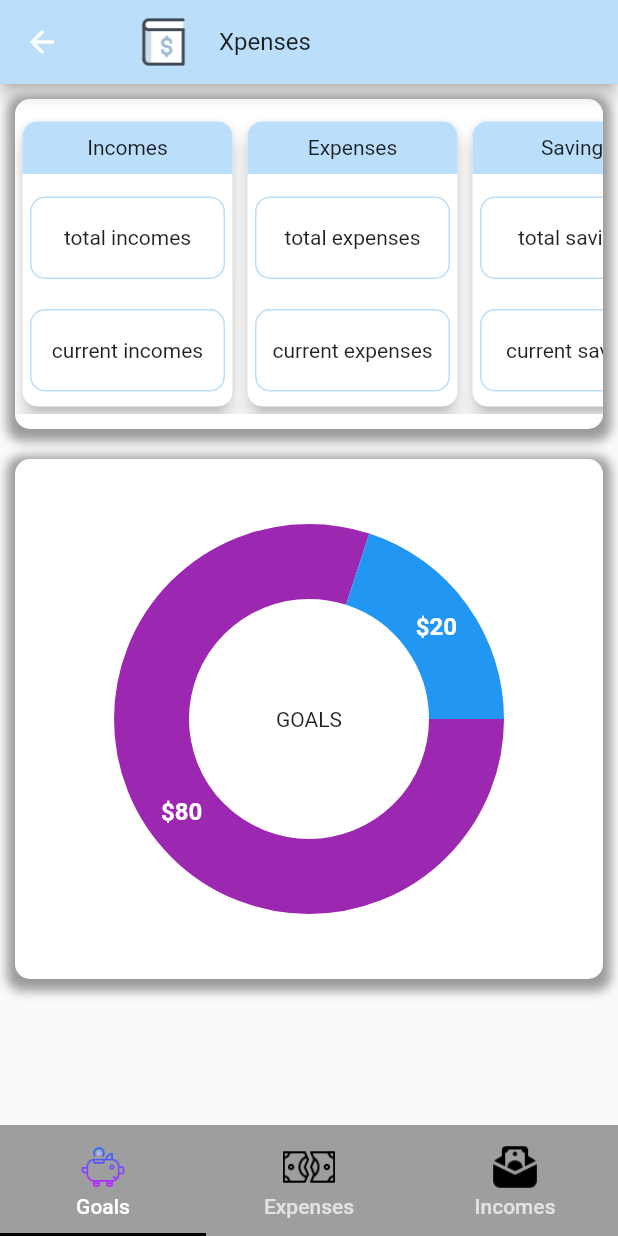
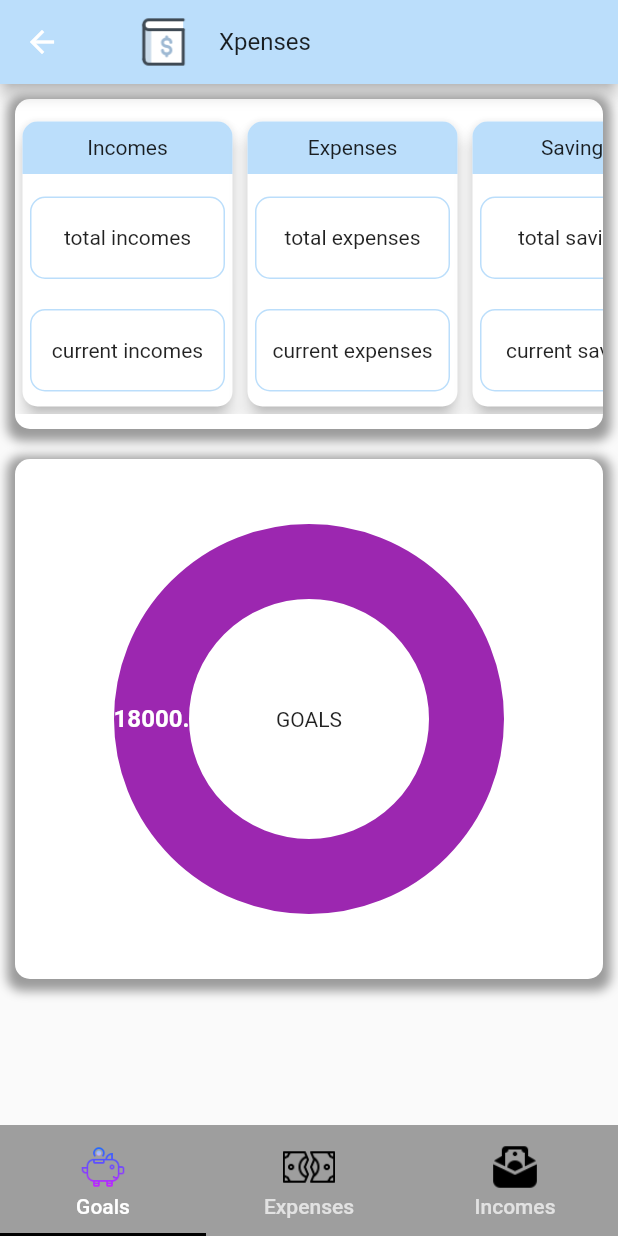
Before and after one commit to Ale6995/xpenses, a Flutter app: the screen it shows after launch, on a phone screen of 412 x 824 dp. Run offline on Flutter 3.47's test engine with Material 2 defaults, Android fonts, the phone set to English and light mode, and no system bars; drawn by our look-alikes of auto_size_text, fl_chart; our stand-ins replace cloud_firestore, firebase_core, get; missing offline and left inert: money2; accounts and stored records are empty.

Commit message:
vars goals

```diff
--- a/xpenses_app/lib/screens/goals/goals.dart
+++ b/xpenses_app/lib/screens/goals/goals.dart
@@ -89,9 +89,9 @@ class GoalsScreen extends StatelessWidget {
   }
 
   List<PieChartSectionData> showSections() {
-    var savins = 20;
-    var goal = 100;
-    var goalEarned = goal - savins;
+    var savins = controller.currentSavings;
+    var goal = 18000;
+    var goalEarned = (goal - savins).isNegative ? 0 : goal - savins;
     return List.generate(2, (i) {
       final isTouched = false;
       final fontSize = isTouched ? 25.0 : 16.0;
```
Also changed, not shown: xpenses_app/lib/screens/splash.dart (added, +19 -0 lines).
